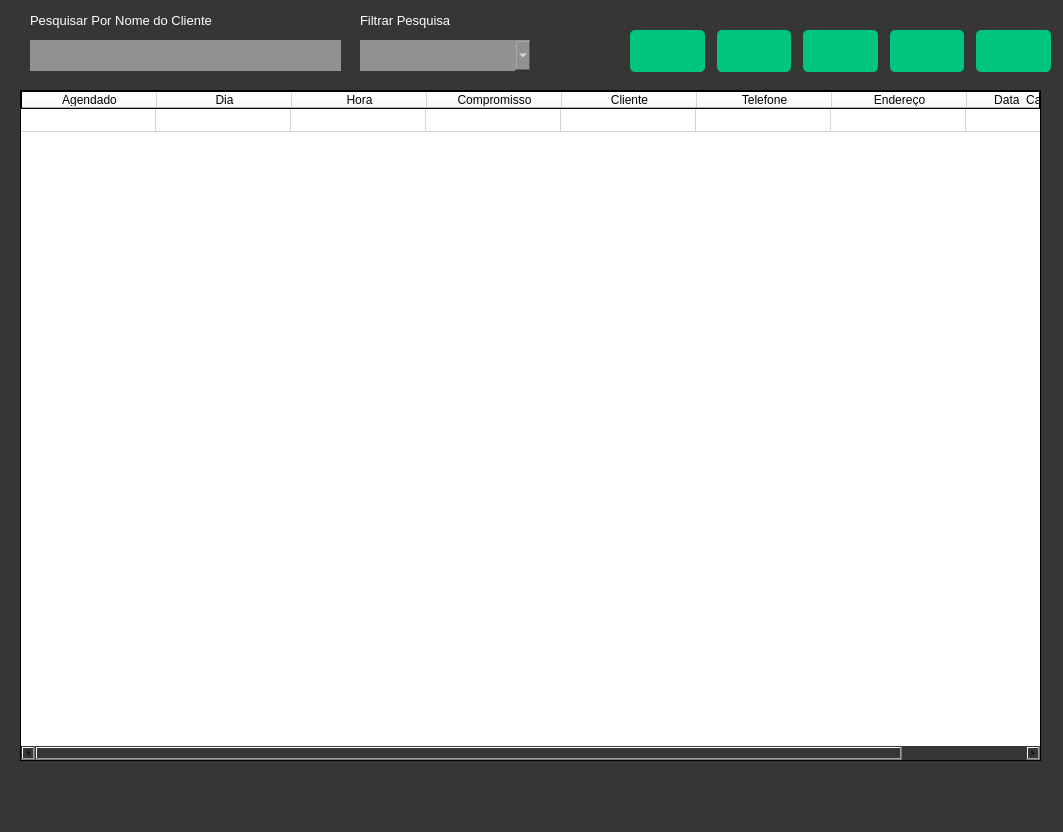
Old version of the form ui_files/agenda.ui in the repository Mestregcg16/Software_PDV.
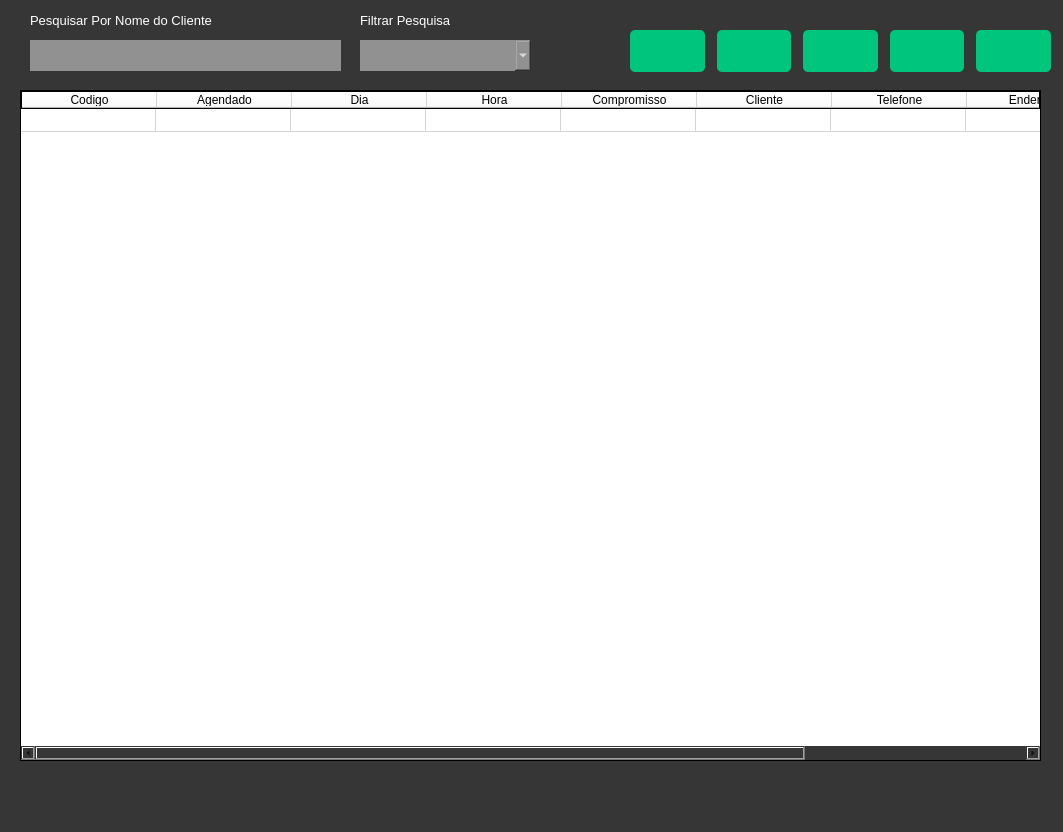
New version of the form. Icons and pictures are not drawn.

```diff
--- a/ui_files/agenda.ui
+++ b/ui_files/agenda.ui
@@ -130,6 +130,11 @@
       <string>New Row</string>
      </property>
     </row>
+    <column>
+     <property name="text">
+      <string>Codigo</string>
+     </property>
+    </column>
     <column>
      <property name="text">
       <string>Agendado</string>
@@ -170,7 +175,7 @@
       <string>Data_Cadastro</string>
      </property>
     </column>
-    <item row="0" column="0">
+    <item row="0" column="1">
      <property name="text">
       <string/>
      </property>
```
Left out of the diff: 13 changed lines with no effect on the pictures.
